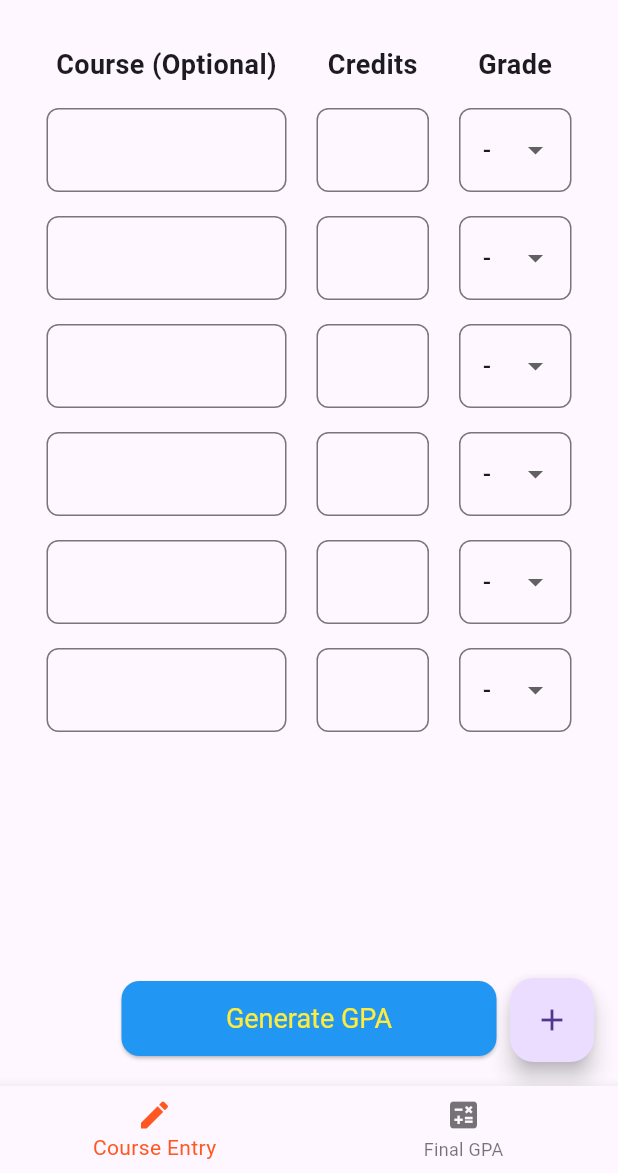
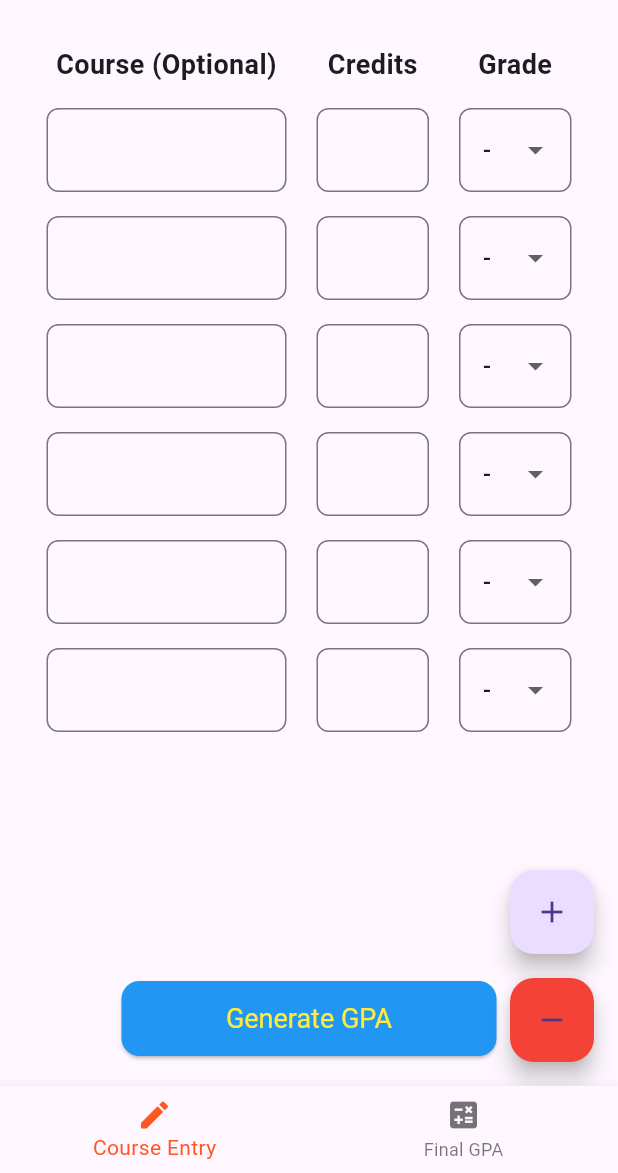
Before and after one commit to NavvAbhishek/GPA-Flow, a Flutter app: the screen it shows after launch, on a phone screen of 412 x 824 dp, the part 63-1236 px from its top. Run offline on Flutter 3.47's test engine with Material 3 defaults, Android fonts, the phone set to English and light mode, and no system bars; our stand-ins replace get.

Commit message:
impliment remove float button

```diff
--- a/lib/screens/course_entry.dart
+++ b/lib/screens/course_entry.dart
@@ -213,19 +213,36 @@ class _CourseEntryState extends State<CourseEntry> {
     }
   }
 
+  void _removeLastCourseRow() {
+    if (_courseRows.length > 1) {
+      setState(() {
+        _courseRows.removeLast();
+      });
+      Get.snackbar(
+        "Course Row Removed",
+        "Removed one course entry row",
+        snackPosition: SnackPosition.BOTTOM,
+        duration: Duration(seconds: 1),
+      );
+    } else {
+      Get.snackbar(
+        "Cannot Remove",
+        "At least one course entry row must remain",
+        snackPosition: SnackPosition.BOTTOM,
+        duration: Duration(seconds: 2),
+      );
+    }
+  }
+
   @override
   Widget build(BuildContext context) {
     return Scaffold(
       body: Column(
         children: [
-          // Fixed header area
-          // Header row without bottom padding
           Padding(
             padding: const EdgeInsets.only(top: 16.0, bottom: 8.0),
             child: _buildHeaderRow(),
           ),
-
-// Scrollable course rows with reduced or no top padding
           Expanded(
             child: SingleChildScrollView(
               padding: EdgeInsets.only(top: 8.0), // Minimal top padding
@@ -241,14 +258,17 @@ class _CourseEntryState extends State<CourseEntry> {
               ),
             ),
           ),
-          // Fixed button area at bottom
           Container(
             padding: EdgeInsets.symmetric(vertical: 20.0),
             child: _buildSubmitButton(),
           ),
         ],
       ),
-      floatingActionButton: FloatingActionButton(
+      floatingActionButton: Column(
+        mainAxisAlignment: MainAxisAlignment.end,
+        children: [
+          // Add course button
+          FloatingActionButton(
             onPressed: () {
               setState(() {
                 _courseRows.add(CourseEntryRow(
@@ -259,7 +279,19 @@ class _CourseEntryState extends State<CourseEntry> {
               });
             },
             tooltip: 'Add Course',
+            heroTag: 'addCourse',
             child: Icon(Icons.add),
+          ),
+          SizedBox(height: 16), // Spacing between buttons
+          // Remove course button
+          FloatingActionButton(
+            onPressed: _removeLastCourseRow,
+            tooltip: 'Remove Course',
+            heroTag: 'removeCourse',
+            backgroundColor: Colors.red,
+            child: Icon(Icons.remove),
+          ),
+        ],
       ),
     );
   }
```
Lines whose indentation alone changed are shown as unchanged.
